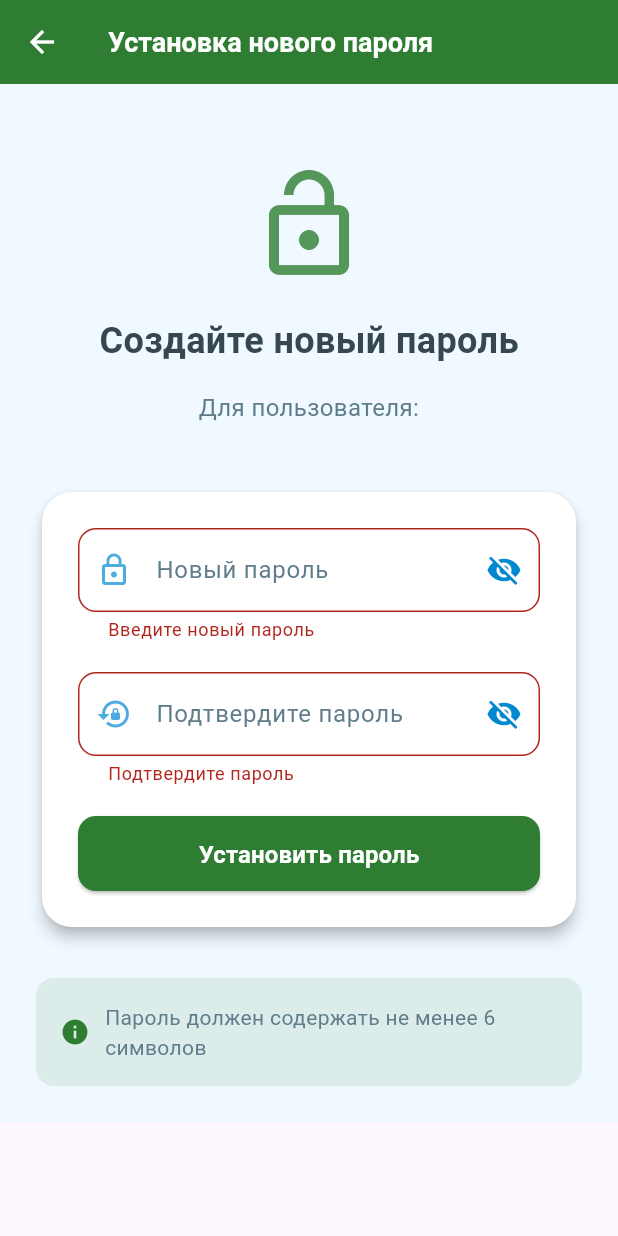
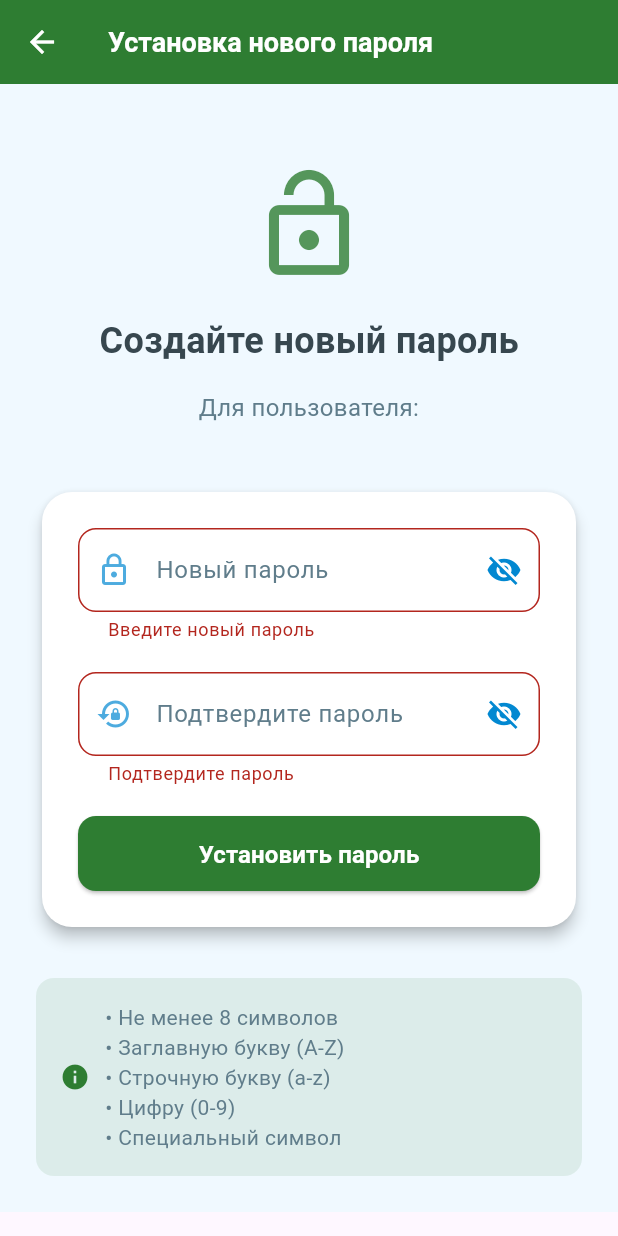
Before and after one commit to dankartmen/Recovery_app, a Flutter app: the ResetPasswordScreen screen opened directly with empty values, after a tap on "Установить пароль", on a phone screen of 412 x 824 dp. Run offline on Flutter 3.47's test engine with Material 3 defaults, Android fonts, the phone set to English and light mode, and no system bars; our stand-ins replace audioplayers, file_picker, hive, hive_flutter, open_file, pdf and 5 more; accounts and stored records are empty.

Commit message:
Исправлена валидация пароля при его восстановлении и при регистрации. Перенос файла style.dart

```diff
--- a/lib/features/exercises/exercise_detail_screen.dart
+++ b/lib/features/exercises/exercise_detail_screen.dart
@@ -7,7 +7,7 @@ import '../../data/models/history_model.dart';
 import '../../data/models/models.dart';
 import '../../data/models/training_calendar_model.dart';
 import '../../services/auth_service.dart';
-import '../../style.dart';
+import '../../styles/style.dart';
 import '../sounds/sound_service.dart';
 import '../sounds/sound_selection_dialog.dart';
 import '../../data/models/exercise_history.dart';
--- a/lib/features/exercises/exercise_tile.dart
+++ b/lib/features/exercises/exercise_tile.dart
@@ -1,6 +1,6 @@
 import 'package:flutter/material.dart';
 import '../../data/models/models.dart';
-import '../../style.dart';
+import '../../styles/style.dart';
 
 class ExerciseTile extends StatelessWidget {
   final Exercise exercise;
--- a/lib/features/exercises/exercises_screen.dart
+++ b/lib/features/exercises/exercises_screen.dart
@@ -2,7 +2,7 @@ import 'package:flutter/material.dart';
 import 'package:provider/provider.dart';
 import '../../data/models/models.dart';
 import '../../services/auth_service.dart';
-import '../../style.dart';
+import '../../styles/style.dart';
 import 'exercise_detail_screen.dart';
 import 'exercise_tile.dart';
 import '../../services/exercise_service.dart';
--- a/lib/features/exercises/timer_picker_screen.dart
+++ b/lib/features/exercises/timer_picker_screen.dart
@@ -1,5 +1,5 @@
 import 'package:flutter/material.dart';
-import '../../style.dart';
+import '../../styles/style.dart';
 
 class TimerPickerScreen extends StatefulWidget {
   @override
--- a/lib/features/history/history_screen.dart
+++ b/lib/features/history/history_screen.dart
@@ -18,7 +18,7 @@ import 'package:flutter/services.dart' show rootBundle;
 import 'package:pdf/pdf.dart';
 import 'package:pdf/widgets.dart' as pw;
 
-import '../../style.dart';
+import '../../styles/style.dart';
 
 // Экран истории выполненных упражнений
 class HistoryScreen extends StatefulWidget {
--- a/lib/features/login/forgot_password_screen.dart
+++ b/lib/features/login/forgot_password_screen.dart
@@ -1,6 +1,6 @@
 import 'package:flutter/material.dart';
 import 'reset_password_screen.dart';
-import '../../style.dart';
+import '../../styles/style.dart';
 
 class ForgotPasswordScreen extends StatefulWidget {
   const ForgotPasswordScreen({super.key});
--- a/lib/features/login/reset_password_screen.dart
+++ b/lib/features/login/reset_password_screen.dart
@@ -1,7 +1,7 @@
 import 'package:flutter/material.dart';
 import 'package:provider/provider.dart';
 import '../../services/auth_service.dart';
-import '../../style.dart';
+import '../../styles/style.dart';
 
 class ResetPasswordScreen extends StatefulWidget {
   final String username;
@@ -117,8 +117,22 @@ class _ResetPasswordScreenState extends State<ResetPasswordScreen> {
                             if (value == null || value.isEmpty) {
                               return 'Введите новый пароль';
                             }
-                            if (value.length < 6) {
-                              return 'Пароль должен быть не менее 6 символов';
+                            if (value.length < 8) {
+                              return 'Пароль должен быть не менее 8 символов';
+                            }
+                            if (!value.contains(RegExp(r'[A-Z]'))) {
+                              return 'Добавьте заглавную букву (A-Z)';
+                            }
+                            if (!value.contains(RegExp(r'[a-z]'))) {
+                              return 'Добавьте строчную букву (a-z)';
+                            }
+                            if (!value.contains(RegExp(r'[0-9]'))) {
+                              return 'Добавьте цифру (0-9)';
+                            }
+                            if (!value.contains(
+                              RegExp(r'[!@#$%^&*(),.?":{}|<>]'),
+                            )) {
+                              return 'Добавьте специальный символ';
                             }
                             return null;
                           },
@@ -230,8 +244,12 @@ class _ResetPasswordScreenState extends State<ResetPasswordScreen> {
                     Icon(Icons.info, color: healthPrimaryColor, size: 20),
                     SizedBox(width: 10),
                     Expanded(
-                      child: Text(
-                        'Пароль должен содержать не менее 6 символов',
+                      child: const Text(
+                        '• Не менее 8 символов\n'
+                        '• Заглавную букву (A-Z)\n'
+                        '• Строчную букву (a-z)\n'
+                        '• Цифру (0-9)\n'
+                        '• Специальный символ',
                         style: TextStyle(
                           color: healthSecondaryTextColor,
                           fontSize: 14,
--- a/lib/features/profile/profile_screen.dart
+++ b/lib/features/profile/profile_screen.dart
@@ -2,7 +2,7 @@ import 'package:flutter/material.dart';
 import 'package:provider/provider.dart';
 import '../../data/models/models.dart';
 import '../../services/auth_service.dart';
-import '../../style.dart';
+import '../../styles/style.dart';
 import '../questionnaire/questionnaire_screen.dart';
 
 class ProfileScreen extends StatelessWidget {
--- a/lib/features/questionnaire/questionnaire_screen.dart
+++ b/lib/features/questionnaire/questionnaire_screen.dart
@@ -6,7 +6,7 @@ import '../../data/models/training_calendar_model.dart';
 import '../../data/models/training_schedule.dart';
 import '../../data/repositories/questionnaire_repository.dart';
 import '../../services/auth_service.dart';
-import '../../style.dart';
+import '../../styles/style.dart';
 import '../home/home_screen.dart';
 
 class QuestionnaireScreen extends StatefulWidget {
--- a/lib/features/register/register_screen.dart
+++ b/lib/features/register/register_screen.dart
@@ -1,7 +1,7 @@
 import 'package:flutter/material.dart';
 import 'package:provider/provider.dart';
 import '../../services/auth_service.dart';
-import '../../style.dart';
+import '../../styles/style.dart';
 
 class RegisterScreen extends StatefulWidget {
   const RegisterScreen({super.key});
@@ -137,8 +137,22 @@ class _RegisterScreenState extends State<RegisterScreen> {
                                 if (value == null || value.isEmpty) {
                                   return 'Введите пароль';
                                 }
-                                if (value.length < 6) {
-                                  return 'Пароль должен быть не менее 6 символов';
+                                if (value.length < 8) {
+                                  return 'Пароль должен быть не менее 8 символов';
+                                }
+                                if (!value.contains(RegExp(r'[A-Z]'))) {
+                                  return 'Добавьте заглавную букву (A-Z)';
+                                }
+                                if (!value.contains(RegExp(r'[a-z]'))) {
+                                  return 'Добавьте строчную букву (a-z)';
+                                }
+                                if (!value.contains(RegExp(r'[0-9]'))) {
+                                  return 'Добавьте цифру (0-9)';
+                                }
+                                if (!value.contains(
+                                  RegExp(r'[!@#$%^&*(),.?":{}|<>]'),
+                                )) {
+                                  return 'Добавьте специальный символ';
                                 }
                                 return null;
                               },
--- a/lib/features/training_calendar/day_schedule_bottom_sheet.dart
+++ b/lib/features/training_calendar/day_schedule_bottom_sheet.dart
@@ -3,7 +3,7 @@ import 'package:intl/intl.dart';
 
 import '../../data/models/models.dart';
 import '../../data/models/training.dart';
-import '../../style.dart';
+import '../../styles/style.dart';
 
 class DayScheduleBottomSheet extends StatefulWidget {
   final DateTime day;
--- a/lib/features/training_calendar/training_calendar_screen.dart
+++ b/lib/features/training_calendar/training_calendar_screen.dart
@@ -15,7 +15,7 @@ import '../../data/models/training_schedule.dart';
 import '../../data/repositories/history_repository.dart';
 import '../../services/auth_service.dart';
 import '../../services/exercise_service.dart';
-import '../../style.dart';
+import '../../styles/style.dart';
 import 'day_schedule_bottom_sheet.dart';
 
 class TrainingCalendarScreen extends StatefulWidget {
```
Also changed, not shown: lib/features/login/login_screen.dart (+26 -8 lines), lib/styles/style.dart (renamed from lib/style.dart).
